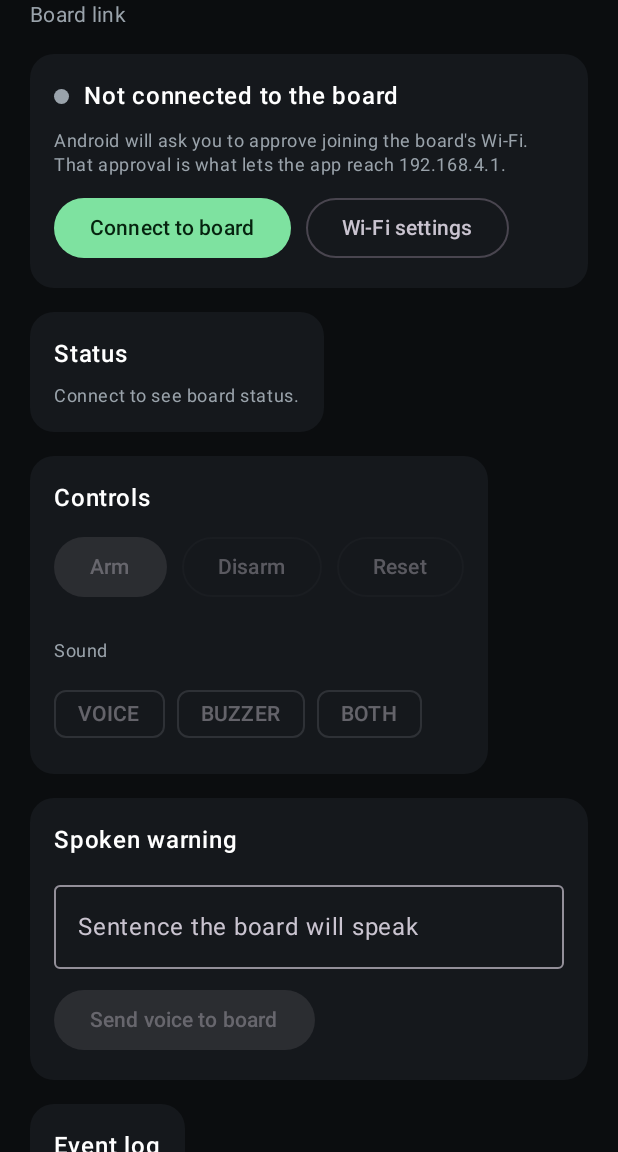
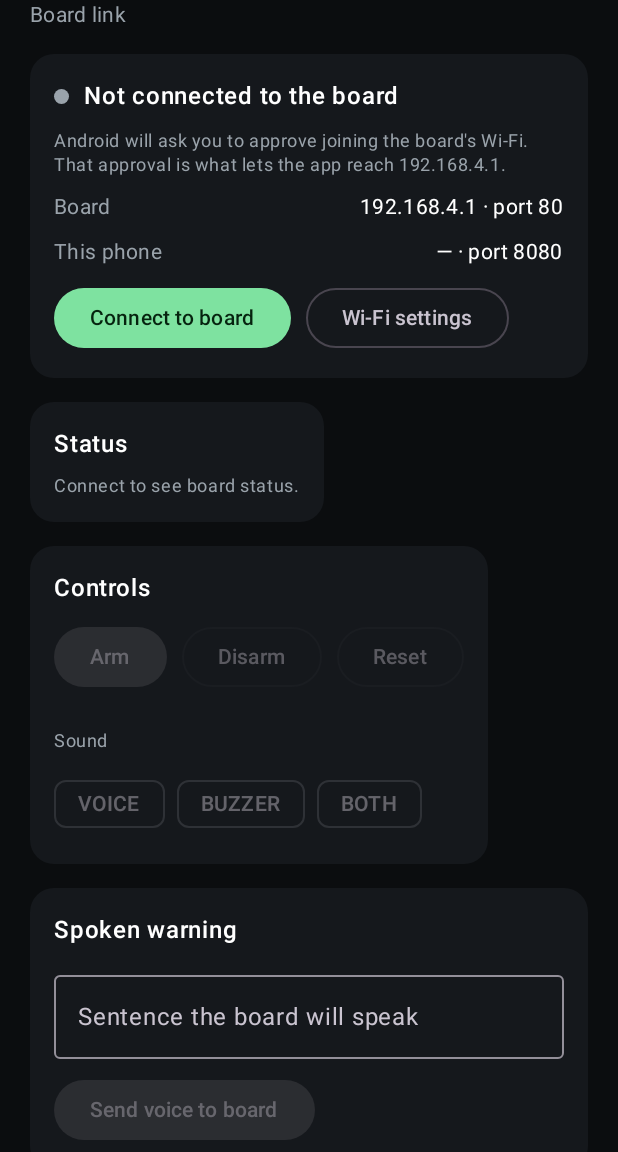
Before and after one commit to Farhan009-gif/laserguard-link, an Android app built with Jetpack Compose: the screen it shows after launch (MainActivity), on a phone screen of 412 x 824 dp, the part 84-1236 px from its top. Run offline under Robolectric (Android 15) with nearby library versions, the phone set to English and light mode, and no system bars.

Commit message:
Show live phone IP and ports in the connection card

```diff
--- a/app/src/main/java/com/farhan/laserguardlink/MainActivity.kt
+++ b/app/src/main/java/com/farhan/laserguardlink/MainActivity.kt
@@ -180,6 +180,7 @@ class MainActivity : ComponentActivity() {
         val bound by link.bound.collectAsState()
         val status by link.status.collectAsState()
         val linkError by link.error.collectAsState()
+        val phoneIp by link.phoneIp.collectAsState()
         val entries by log.entries.collectAsState()
         val beam by beamPush.collectAsState()
         val breachAt by breachTick.collectAsState()
@@ -243,6 +244,9 @@ class MainActivity : ComponentActivity() {
                     linkError?.let {
                         Text(it, color = AlarmRed, style = MaterialTheme.typography.bodySmall)
                     }
+                    StatusRow("Board", "192.168.4.1 · port 80")
+                    StatusRow("This phone",
+                        if (phoneIp != null) "$phoneIp · port 8080" else "— · port 8080")
                     Row(horizontalArrangement = Arrangement.spacedBy(10.dp)) {
                         if (bound) {
                             OutlinedButton(onClick = { link.disconnect() }) { Text("Disconnect") }
@@ -406,7 +410,7 @@ class MainActivity : ComponentActivity() {
             }
 
             Spacer(Modifier.height(8.dp))
-            Text("Board: ${BoardLink.BOARD_BASE} · This phone (board expects): 192.168.4.2:8080",
+            Text("Board expects this phone at 192.168.4.2:8080 — the live address above should match.",
                 color = Muted, style = MaterialTheme.typography.labelSmall)
         }
     }
```
Also changed, not shown: app/src/main/java/com/farhan/laserguardlink/BoardLink.kt (+15 -0 lines).
